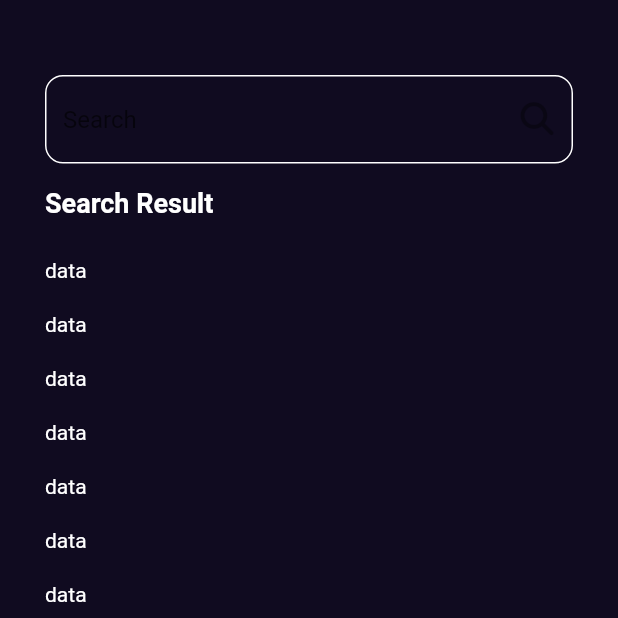
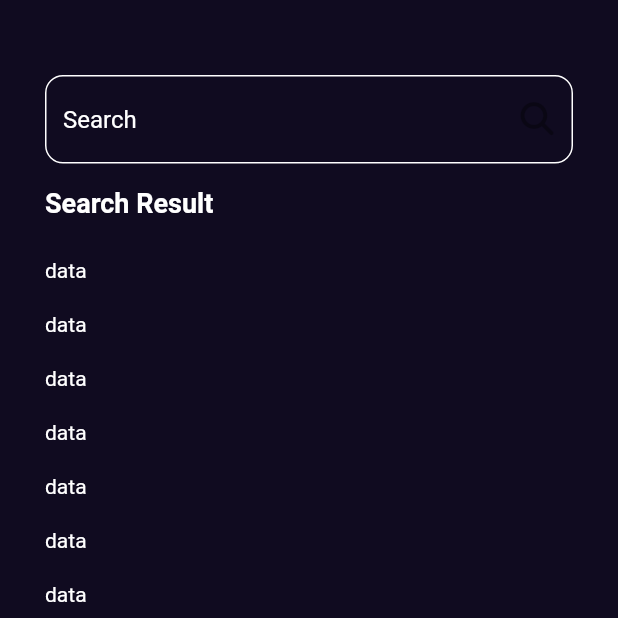
Before and after one commit to ahmedabdelsalam22/bookly-onProgress, a Flutter app: the SearchView screen opened by its route, on a phone screen of 412 x 824 dp, the top half of it. Run offline on Flutter 3.47's test engine with Material 2 defaults, Android fonts, the phone set to English and light mode, and no system bars; our stand-ins replace font_awesome_flutter.

Commit message:
refactoring in search_view.dart

```diff
--- a/lib/presentation_layer/screens/search_view/custom_search_field.dart
+++ b/lib/presentation_layer/screens/search_view/custom_search_field.dart
@@ -11,6 +11,7 @@ class CustomSearchTextField extends StatelessWidget {
         enabledBorder: buildOutlineInputBorder(),
         focusedBorder: buildOutlineInputBorder(),
         hintText: 'Search',
+        hintStyle: const TextStyle(color: Colors.white),
         suffixIcon: IconButton(
           onPressed: () {},
           icon: const Opacity(
```
